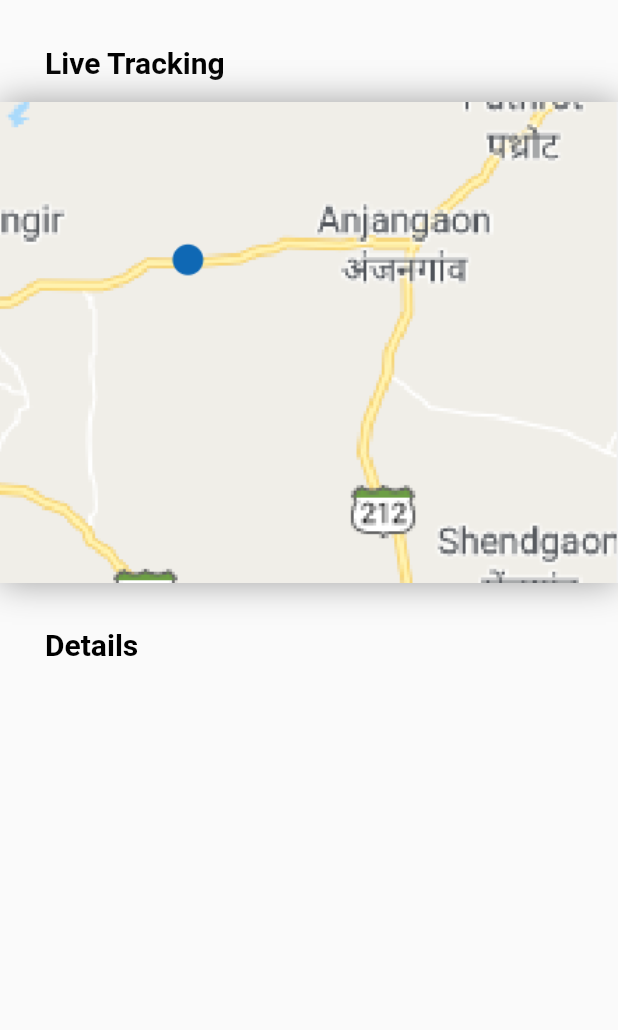
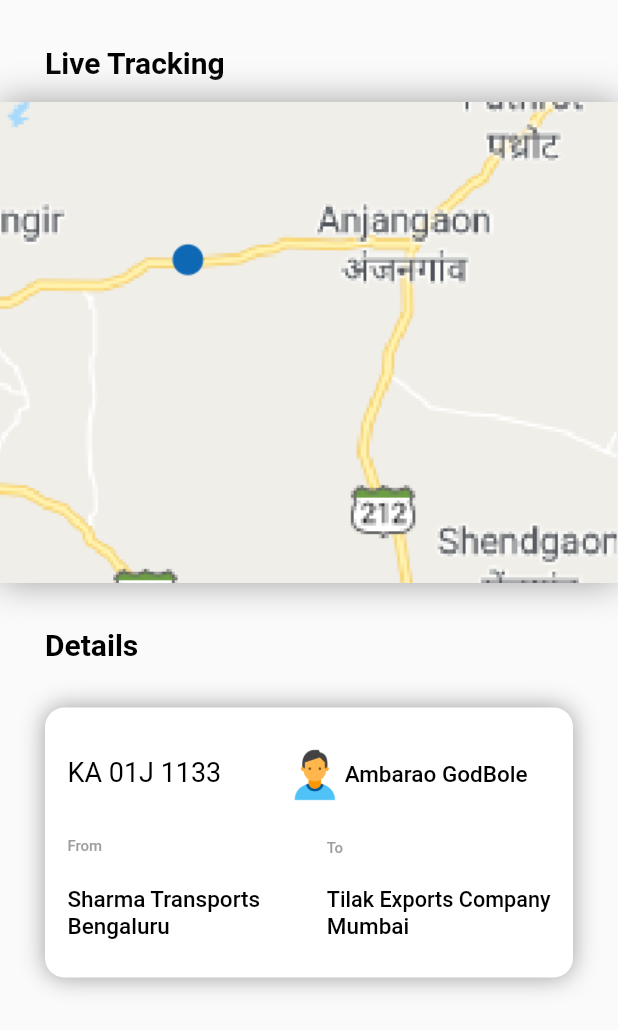
Before and after one commit to Dhruvil17/cool_ui, a Flutter app: the LiveTracking widget shown alone on an empty page, opened directly, on a phone screen of 412 x 824 dp. Shown: the top 1030 px of the screen. Run offline on Flutter 3.47's test engine with Material 2 defaults, Android fonts, the phone set to English and light mode, and no system bars; our stand-ins replace flutter_swiper, percent_indicator.

Commit message:
added travel card.

```diff
--- a/lib/scrollingOrder.dart
+++ b/lib/scrollingOrder.dart
@@ -90,6 +90,12 @@ class tripCard extends StatelessWidget {
   Widget build(BuildContext context) {
     return Container(
       decoration: BoxDecoration(
+        boxShadow: [
+          BoxShadow(
+            color: Colors.grey,
+            blurRadius: 10,
+          ),
+        ],
           color: Color(0xffFFFFFF),
           borderRadius: BorderRadius.circular(30),
           border: Border.all(
--- a/lib/second.dart
+++ b/lib/second.dart
@@ -1,5 +1,6 @@
 import 'package:flutter/material.dart';
 import 'scrollingOrder.dart';
+import 'package:cool_ui/travelcard.dart';
 
 class second extends StatefulWidget {
   static const id = "second";
@@ -39,7 +40,9 @@ class LiveTracking extends StatelessWidget {
             style: t(Colors.black, 20, FontWeight.bold),
           ),
         ),
-        SizedBox(height: 15,),
+        SizedBox(
+          height: 15,
+        ),
         Container(
           decoration: BoxDecoration(
             boxShadow: [
@@ -49,8 +52,11 @@ class LiveTracking extends StatelessWidget {
               ),
             ],
           ),
-            child: Image.asset("images/map.PNG"),),
-        SizedBox(height: 30,),
+          child: Image.asset("images/map.PNG"),
+        ),
+        SizedBox(
+          height: 30,
+        ),
         Container(
           margin: EdgeInsets.only(left: 30),
           child: Text(
@@ -58,11 +64,16 @@ class LiveTracking extends StatelessWidget {
             style: t(Colors.black, 20, FontWeight.bold),
           ),
         ),
-        SizedBox(height: 30,),
+        SizedBox(
+          height: 30,
+        ),
+        travelCard(),
       ],
     );
   }
 }
+
+
 
 TextStyle t(Color color, double fontSize, var fontWeight) {
   return TextStyle(
--- /dev/null
+++ b/lib/travelcard.dart
@@ -0,0 +1,124 @@
+import 'package:flutter/material.dart';
+import 'second.dart';
+class travelCard extends StatelessWidget {
+  @override
+  Widget build(BuildContext context) {
+    return Center(
+      child: Container(
+        decoration: BoxDecoration(
+          color: Colors.white,
+          borderRadius: BorderRadius.circular(13),
+          boxShadow: [
+            BoxShadow(
+              color: Colors.grey,
+              blurRadius: 13,
+            ),
+          ],
+        ),
+        padding: EdgeInsets.fromLTRB(15, 25, 15, 25),
+        height: 180,
+        width: MediaQuery.of(context).size.width - 60,
+        child: Row(
+          children: [
+            Expanded(
+              flex: 9,
+              child: Padding(
+                padding: const EdgeInsets.only(top:8.0),
+                child: Column(
+                  mainAxisAlignment: MainAxisAlignment.spaceBetween,
+                  crossAxisAlignment: CrossAxisAlignment.start,
+                  children: [
+                    FittedBox(
+                      child: Text(
+                        "KA 01J 1133",
+                        style: t(Colors.black, 18, FontWeight.w400),
+                      ),
+                    ),
+                    Column(
+                      crossAxisAlignment: CrossAxisAlignment.start,
+                      children: [
+                        FittedBox(
+                          child: Text(
+                            "From",
+                            style: t(Colors.grey.shade500, 10, FontWeight.w500),
+                          ),
+                        ),
+                        SizedBox(height: 20),
+                        FittedBox(
+                          child: Text(
+                            "Sharma Transports",
+                            style: t(Colors.black, 15, FontWeight.w500),
+                          ),
+                        ),
+                        FittedBox(
+                          child: Text(
+                            "Bengaluru",
+                            style: t(Colors.black, 15, FontWeight.w500),
+                          ),
+                        ),
+                      ],
+                    ),
+                  ],
+                ),
+              ),
+            ),
+            Expanded(
+              flex: 11,
+              child: Column(
+                mainAxisAlignment: MainAxisAlignment.spaceBetween,
+                children: [
+                  Row(
+                    children: [
+                      Container(
+                        height: 40,
+                        width: 40,
+                        decoration: BoxDecoration(
+                          shape: BoxShape.circle,
+                        ),
+                        child: Image.asset("images/person.png"),
+                      ),
+                      Flexible(
+                        child: Text(
+                          "Ambarao GodBole",
+                          overflow: TextOverflow.ellipsis,
+                          style: t(Colors.black, 15, FontWeight.w500),
+                        ),
+                      ),
+                    ],
+                  ),
+                  Padding(
+                    padding: const EdgeInsets.only(left: 28.0),
+                    child: Column(
+                      crossAxisAlignment: CrossAxisAlignment.start,
+                      children: [
+                        FittedBox(
+                          child: Text(
+                            "To",
+                            style: t(Colors.grey.shade500, 10, FontWeight.w500),
+                          ),
+                        ),
+                        SizedBox(height: 20,),
+                        FittedBox(
+                          child: Text(
+                            "Tilak Exports Company",
+                            style: t(Colors.black, 15, FontWeight.w500),
+                          ),
+                        ),
+                        FittedBox(
+                          child: Text(
+                            "Mumbai",
+                            style: t(Colors.black, 15, FontWeight.w500),
+                          ),
+                        ),
+                      ],
+                    ),
+                  ),
+                ],
+              ),
+            ),
+          ],
+        ),
+      ),
+    );
+  }
+}
```
